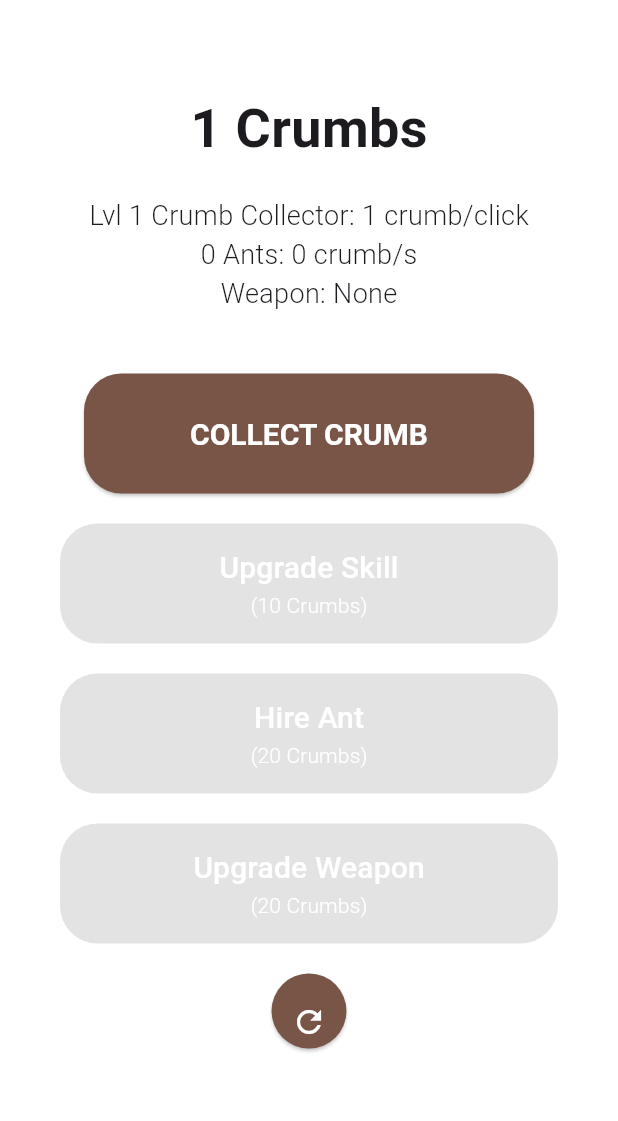
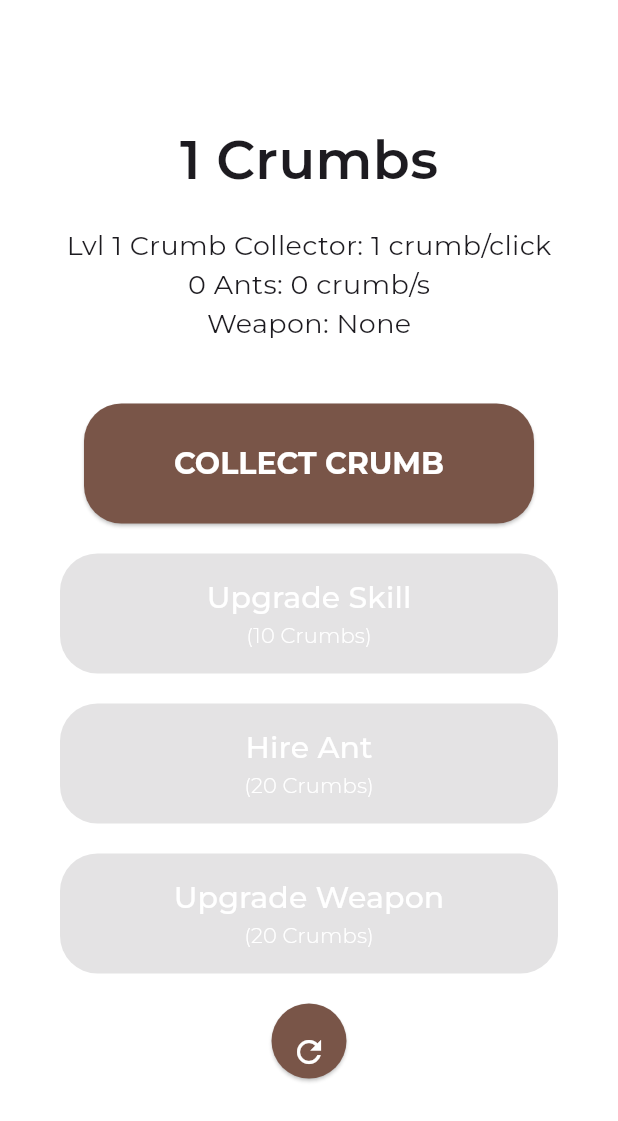
Before and after one commit to sxrah404/crumb_collector, a Flutter app: the screen it shows after launch, after a tap on "COLLECT CRUMB", on a phone screen of 412 x 824 dp. Shown: the top 1121 px of the screen. Run offline on Flutter 3.47's test engine with Material 3 defaults, Android fonts, the phone set to English and light mode, and no system bars; our stand-ins replace google_fonts; missing offline and left inert: desktop_window.

Commit message:
FIXED FONT

```diff
--- a/lib/main.dart
+++ b/lib/main.dart
@@ -1,20 +1,16 @@
 import 'dart:io';
+import 'dart:async';
 import 'package:flutter/material.dart';
-import 'dart:async';
 import 'package:desktop_window/desktop_window.dart';
+import 'package:google_fonts/google_fonts.dart';
 
 void main() async {
   WidgetsFlutterBinding.ensureInitialized();
-
   if (Platform.isWindows || Platform.isLinux || Platform.isMacOS) {
     await DesktopWindow.setWindowSize(const Size(500, 800));
   }
-
   runApp(
-    const MaterialApp(
-      debugShowCheckedModeBanner: false,
-      home: CrumbCollectorApp(),
-    ),
+    MaterialApp(debugShowCheckedModeBanner: false, home: CrumbCollectorApp()),
   );
 }
 
@@ -121,18 +117,18 @@ class _CrumbCollectorAppState extends State<CrumbCollectorApp> {
       child: const Icon(Icons.refresh, color: Colors.white, size: 24),
     );
 
-    const TextStyle statsText = TextStyle(
+    TextStyle statsText = GoogleFonts.montserrat(
       fontSize: 18,
-      fontWeight: FontWeight.w300,
+      fontWeight: FontWeight.w400,
     );
 
-    const TextStyle upgradeText = TextStyle(
+    TextStyle upgradeText = GoogleFonts.montserrat(
       fontSize: 20,
       fontWeight: FontWeight.w500,
       color: Colors.white,
     );
 
-    const TextStyle upgradeCostText = TextStyle(
+    TextStyle upgradeCostText = GoogleFonts.montserrat(
       fontSize: 14,
       fontWeight: FontWeight.w300,
       color: Colors.white,
@@ -142,14 +138,14 @@ class _CrumbCollectorAppState extends State<CrumbCollectorApp> {
       backgroundColor: Colors.white,
       body: SafeArea(
         child: Padding(
-          padding: const EdgeInsets.symmetric(horizontal: 40.0, vertical: 20.0),
+          padding: const EdgeInsets.symmetric(horizontal: 40.0, vertical: 40.0),
           child: Column(
             children: [
               const SizedBox(height: 40),
 
               Text(
                 '$_crumbs Crumbs',
-                style: const TextStyle(
+                style: GoogleFonts.montserrat(
                   fontSize: 36,
                   fontWeight: FontWeight.w600,
                 ),
@@ -185,7 +181,7 @@ class _CrumbCollectorAppState extends State<CrumbCollectorApp> {
                     shape: RoundedRectangleBorder(
                       borderRadius: BorderRadius.circular(25),
                     ),
-                    textStyle: const TextStyle(
+                    textStyle: GoogleFonts.montserrat(
                       fontSize: 20,
                       fontWeight: FontWeight.w700,
                     ),
--- a/pubspec.yaml
+++ b/pubspec.yaml
@@ -10,6 +10,7 @@ dependencies:
   flutter:
     sdk: flutter
   desktop_window: ^0.4.2
+  google_fonts: ^6.3.1
 
 dev_dependencies:
   flutter_test:
```
Also changed, not shown: pubspec.lock, 4 other files.
